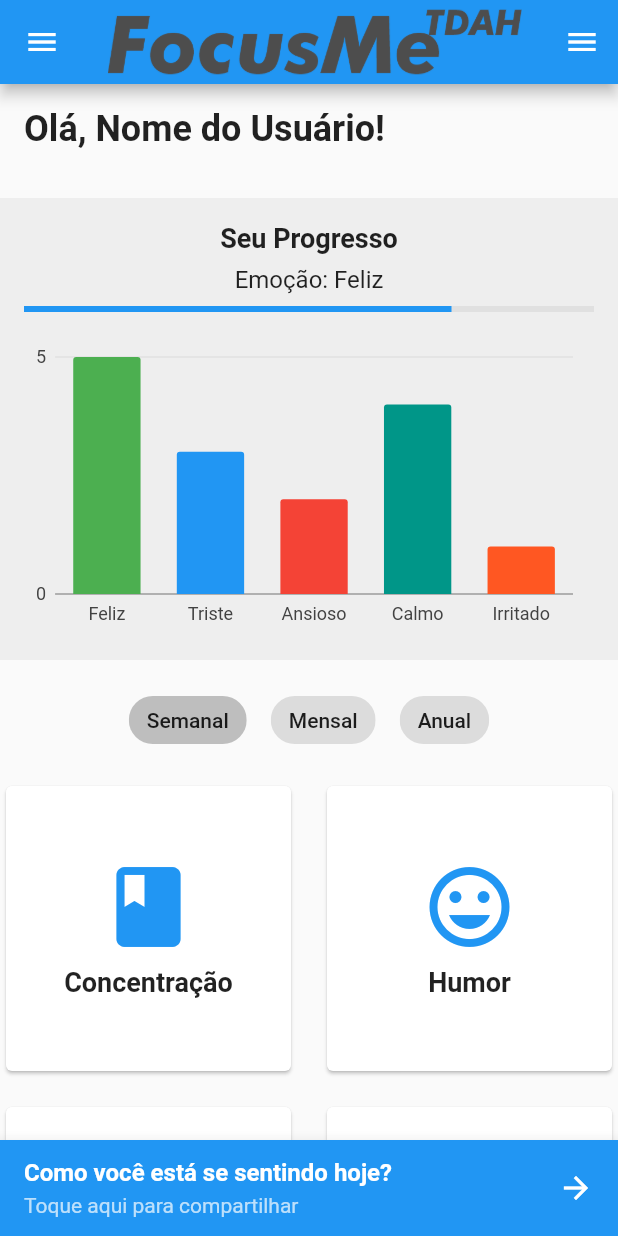
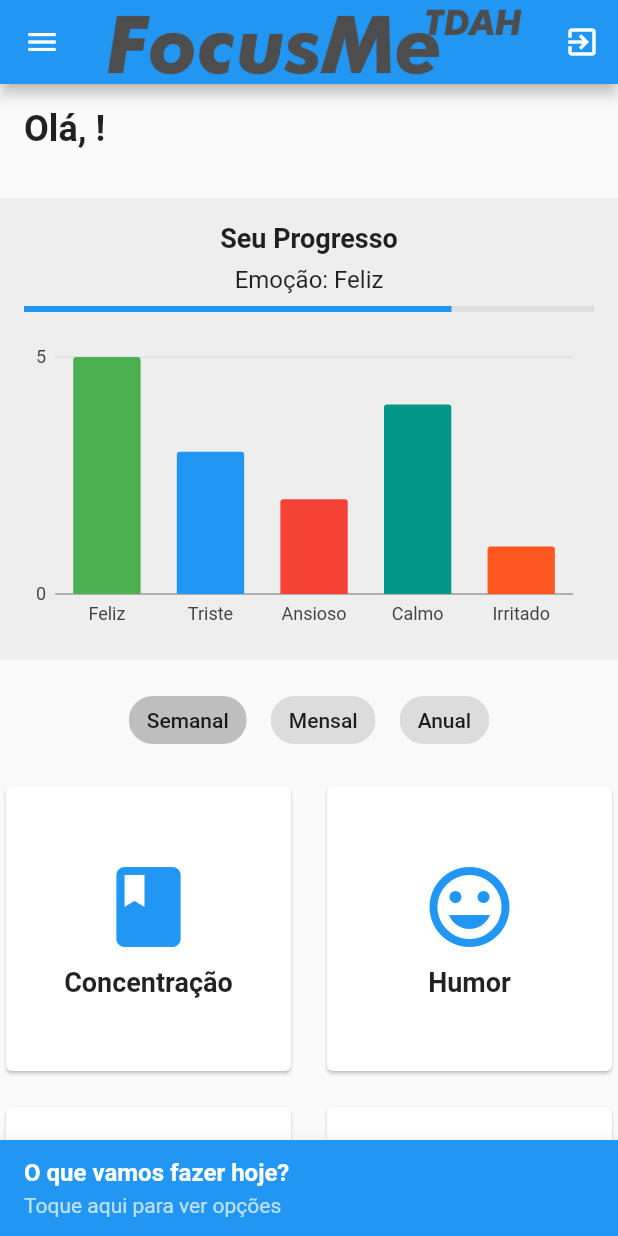
Before and after one commit to Douglas4Developer/focusME, a Flutter app: the HomeScreen screen opened directly, on a phone screen of 412 x 824 dp. Run offline on Flutter 3.47's test engine with Material 2 defaults, Android fonts, the light colour scheme and no system bars; our stand-ins replace charts_flutter, cloud_firestore, firebase_auth, firebase_core, firebase_storage, image_picker; accounts and stored records are empty; generated files the repository leaves out were written again.

Commit message:
Comitt update

```diff
--- a/lib/telas/Dashaboard.dart
+++ b/lib/telas/Dashaboard.dart
@@ -138,57 +138,3 @@ class EmotionData {
 
   EmotionData(this.emotion, this.value);
 }
-
-class OptionCard extends StatelessWidget {
-  final IconData icon;
-  final String title;
-
-  OptionCard({super.key, required this.icon, required this.title});
-
-  @override
-  Widget build(BuildContext context) {
-    return GestureDetector(
-      onTap: () {
-        // Navegar para a tela correspondente à opção
-        // Reproduzir som de clique aqui, se necessário
-      },
-      child: Card(
-        child: Column(
-          mainAxisAlignment: MainAxisAlignment.center,
-          children: [
-            Icon(
-              icon,
-              size: 64.0,
-              color: Colors.blue,
-            ),
-            const SizedBox(height: 8.0),
-            Text(
-              title,
-              style: const TextStyle(
-                fontSize: 18.0,
-                fontWeight: FontWeight.bold,
-              ),
-            ),
-          ],
-        ),
-      ),
-    );
-  }
-}
-
-class Option {
-  final IconData icon;
-  final String title;
-
-  Option({required this.icon, required this.title});
-}
-
-List<Option> options = [
-  Option(icon: Icons.book, title: 'Concentração'),
-  Option(icon: Icons.mood, title: 'Humor'),
-  Option(icon: Icons.table_rows, title: 'Ansiedade'),
-  Option(icon: Icons.assignment, title: 'Tarefas'),
-  Option(icon: Icons.alarm, title: 'Lembretes'),
-  Option(icon: Icons.lightbulb, title: 'Dicas'),
-  // Mais opções podem ser adicionadas aqui
-];
--- a/lib/telas/HomeScreen.dart
+++ b/lib/telas/HomeScreen.dart
@@ -1,11 +1,62 @@
 import 'package:flutter/material.dart';
+import 'package:firebase_auth/firebase_auth.dart';
+import 'package:firebase_core/firebase_core.dart';
 import 'package:tdah_app/telas/Dashaboard.dart';
+import 'package:tdah_app/telas/cards_op.dart';
+import 'package:tdah_app/telas/sidebar.dart';
 
 class HomeScreen extends StatelessWidget {
-  const HomeScreen({super.key});
+  const HomeScreen({Key? key});
 
   @override
   Widget build(BuildContext context) {
+    final User? user = FirebaseAuth.instance.currentUser;
+
+    // Função para exibir o BottomSheet com opções
+    void showOptionsBottomSheet() {
+      showModalBottomSheet(
+        context: context,
+        builder: (BuildContext context) {
+          return Container(
+            padding: const EdgeInsets.all(16.0),
+            child: Column(
+              mainAxisSize: MainAxisSize.min,
+              children: [
+                ListTile(
+                  leading: const Icon(Icons.today),
+                  title: const Text('O que vamos fazer hoje?'),
+                  onTap: () {
+                    // Implemente a lógica para a ação "O que vamos fazer hoje?"
+                  },
+                ),
+                ListTile(
+                  leading: const Icon(Icons.alarm),
+                  title: const Text('Lembrar de algo?'),
+                  onTap: () {
+                    // Implemente a lógica para a ação "Lembrar de algo?"
+                  },
+                ),
+                ListTile(
+                  leading: const Icon(Icons.sentiment_satisfied),
+                  title: const Text('Controlar meus sentimentos'),
+                  onTap: () {
+                    // Implemente a lógica para a ação "Controlar meus sentimentos"
+                  },
+                ),
+                ListTile(
+                  leading: const Icon(Icons.medical_services),
+                  title: const Text('Cadastrar meus medicamentos'),
+                  onTap: () {
+                    // Implemente a lógica para a ação "Cadastrar meus medicamentos"
+                  },
+                ),
+              ],
+            ),
+          );
+        },
+      );
+    }
+
     return Scaffold(
       appBar: AppBar(
         leading: Builder(
@@ -19,43 +70,26 @@ class HomeScreen extends StatelessWidget {
         title: Image.asset('assets/letra.png'),
         actions: [
           IconButton(
-            icon: const Icon(Icons.menu),
-            onPressed: () {
-              Scaffold.of(context).openDrawer();
+            icon: const Icon(Icons.exit_to_app),
+            onPressed: () async {
+              await FirebaseAuth.instance.signOut();
+              // Navegar de volta para a tela de login após sair
+              // ignore: use_build_context_synchronously
+              Navigator.of(context).pushReplacementNamed('/login');
             },
           ),
         ],
       ),
-      drawer: Drawer(
-        child: ListView(
-          children: [
-            const UserAccountsDrawerHeader(
-              accountName: Text('Nome do Usuário'),
-              accountEmail: Text('Email do Usuário'),
-              currentAccountPicture: CircleAvatar(
-                backgroundImage: AssetImage('fameleExample.png'),
-              ),
-            ),
-            ListTile(
-              leading: const Icon(Icons.home),
-              title: const Text('Início'),
-              onTap: () {
-                // Navegar para a tela inicial
-              },
-            ),
-            // Other drawer options
-          ],
-        ),
-      ),
+      drawer: const SideBar(),
       body: SingleChildScrollView(
         child: Column(
           crossAxisAlignment: CrossAxisAlignment.stretch,
           children: [
             Container(
               padding: const EdgeInsets.all(16.0),
-              child: const Text(
-                'Olá, Nome do Usuário!',
-                style: TextStyle(
+              child: Text(
+                'Olá, ${user?.displayName}!',
+                style: const TextStyle(
                   fontSize: 24.0,
                   fontWeight: FontWeight.bold,
                 ),
@@ -79,6 +113,7 @@ class HomeScreen extends StatelessWidget {
                 return OptionCard(
                   icon: options[index].icon,
                   title: options[index].title,
+                  page: options[index].page,
                 );
               },
             ),
@@ -90,15 +125,14 @@ class HomeScreen extends StatelessWidget {
         child: Container(
           height: 64.0,
           padding: const EdgeInsets.symmetric(horizontal: 16.0),
-          child: const Row(
-            mainAxisAlignment: MainAxisAlignment.spaceBetween,
-            children: [
-              Column(
+          child: InkWell(
+            onTap: showOptionsBottomSheet,
+            child: const Column(
               crossAxisAlignment: CrossAxisAlignment.start,
               mainAxisAlignment: MainAxisAlignment.center,
               children: [
                 Text(
-                    'Como você está se sentindo hoje?',
+                  'O que vamos fazer hoje?',
                   style: TextStyle(
                     color: Colors.white,
                     fontSize: 16.0,
@@ -107,7 +141,7 @@ class HomeScreen extends StatelessWidget {
                 ),
                 SizedBox(height: 4.0),
                 Text(
-                    'Toque aqui para compartilhar',
+                  'Toque aqui para ver opções',
                   style: TextStyle(
                     color: Colors.white70,
                     fontSize: 14.0,
@@ -115,11 +149,6 @@ class HomeScreen extends StatelessWidget {
                 ),
               ],
             ),
-              Icon(
-                Icons.arrow_forward,
-                color: Colors.white,
-              ),
-            ],
           ),
         ),
       ),
--- /dev/null
+++ b/lib/telas/cards_op.dart
@@ -0,0 +1,83 @@
+import 'package:flutter/material.dart';
+import 'package:tdah_app/telas/dicas.dart';
+
+class OptionCard extends StatelessWidget {
+  final IconData icon;
+  final String title;
+  final Widget page;
+
+  OptionCard({
+    required this.icon,
+    required this.title,
+    required this.page,
+  });
+
+  @override
+  Widget build(BuildContext context) {
+    void navigateToPage(BuildContext context, Widget page) {
+      Navigator.of(context).push(MaterialPageRoute(builder: (context) => page));
+    }
+
+    return GestureDetector(
+      onTap: () {
+        navigateToPage(context, page);
+      },
+      child: Card(
+        child: Column(
+          mainAxisAlignment: MainAxisAlignment.center,
+          children: [
+            Icon(
+              icon,
+              size: 64.0,
+              color: Colors.blue,
+            ),
+            const SizedBox(height: 8.0),
+            Text(
+              title,
+              style: const TextStyle(
+                fontSize: 18.0,
+                fontWeight: FontWeight.bold,
+              ),
+            ),
+          ],
+        ),
+      ),
+    );
+  }
+}
+
+List<OptionCard> options = [
+  OptionCard(
+    icon: Icons.book,
+    title: 'Concentração',
+    page: DicasScreen(),
+  ),
+  OptionCard(
+    icon: Icons.mood,
+    title: 'Humor',
+    page: DicasScreen(),
+  ),
+  OptionCard(
+    icon: Icons.table_rows,
+    title: 'Ansiedade',
+    page: DicasScreen(),
+  ),
+  OptionCard(
+    icon: Icons.assignment,
+    title: 'Tarefas',
+    page: DicasScreen(),
+  ),
+  OptionCard(
+    icon: Icons.alarm,
+    title: 'Lembretes',
+    page: DicasScreen(),
+  ),
+
+  OptionCard(
+    icon: Icons.alarm,
+    title: 'Dicas',
+    page: DicasScreen(),
+  ),
+
+  // Mais opções podem ser adicionadas aqui
+];
--- a/lib/telas/login.dart
+++ b/lib/telas/login.dart
@@ -29,7 +29,11 @@ class _LoginPageState extends State<LoginPage> {
             child: Column(
               mainAxisAlignment: MainAxisAlignment.center,
               children: [
-                const FlutterLogo(size: 80),
+                Image.asset(
+                  'assets/letra.png',
+                  width: 350,
+                  height: 120,
+                ),
                 const SizedBox(height: 20),
                 const Text(
                   'Bem-vindo de volta!',
--- a/pubspec.yaml
+++ b/pubspec.yaml
@@ -67,6 +67,7 @@ flutter:
 
   # To add assets to your application, add an assets section, like this:
   assets:
+    - assets/background.jpg
     - assets/Logo.png
     - assets/letra.png
     - assets/fameleExample.png
```
Also changed, not shown: lib/services/services.dart (+7 -1 lines), lib/telas/dicas.dart (added, +75 -0 lines), lib/telas/resgister_page.dart (+7 -8 lines), lib/telas/sidebar.dart (added, +92 -0 lines), assets/background.jpg (added), lib/telas/ansiedade.dart (added), lib/telas/humor.dart (added), lib/telas/lembretes.dart (added), lib/telas/tasks.dart (added). Lines whose indentation alone changed are shown as unchanged.
